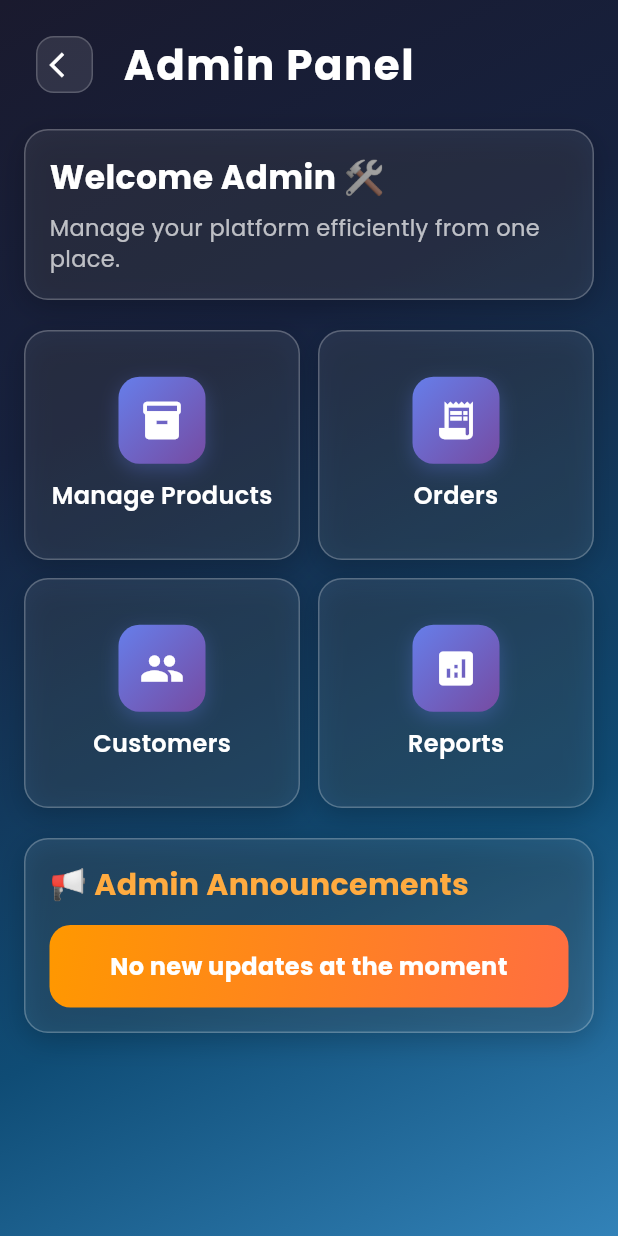
After one commit to Taha1707/AspireEdge, a Flutter app: the AdminHomePage screen opened directly, on a phone screen of 412 x 824 dp. The commit adds this screen. Run offline on Flutter 3.47's test engine with Material 3 defaults, Android fonts, the phone set to English and light mode, and no system bars; our stand-ins replace cloud_firestore, firebase_auth, firebase_core, flutter_staggered_animations, google_fonts; accounts and stored records are empty.

Commit message:
Added Auth

```diff
--- /dev/null
+++ b/lib/admin/admin_home.dart
@@ -0,0 +1,240 @@
+import 'package:flutter/material.dart';
+import 'package:google_fonts/google_fonts.dart';
+
+class AdminHomePage extends StatefulWidget {
+  const AdminHomePage({super.key});
+
+  @override
+  State<AdminHomePage> createState() => _AdminHomePageState();
+}
+
+class _AdminHomePageState extends State<AdminHomePage> {
+  @override
+  Widget build(BuildContext context) {
+    return Scaffold(
+      backgroundColor: Colors.black,
+      body: Stack(
+        children: [
+          // Gradient background (same as Contact page)
+          Container(
+            decoration: const BoxDecoration(
+              gradient: LinearGradient(
+                colors: [
+                  Color(0xFF1A1A2E),
+                  Color(0xFF16213E),
+                  Color(0xFF0F4C75),
+                  Color(0xFF3282B8),
+                ],
+                begin: Alignment.topLeft,
+                end: Alignment.bottomRight,
+                stops: [0.0, 0.3, 0.7, 1.0],
+              ),
+            ),
+          ),
+          SafeArea(
+            child: SingleChildScrollView(
+              padding: const EdgeInsets.all(16),
+              child: Column(
+                crossAxisAlignment: CrossAxisAlignment.start,
+                children: [
+                  _buildHeader(),
+                  const SizedBox(height: 16),
+                  _buildDashboardCard(),
+                  const SizedBox(height: 20),
+                  _buildFeatureGrid(),
+                  const SizedBox(height: 20),
+                  _buildAnnouncementsCard(),
+                ],
+              ),
+            ),
+          ),
+        ],
+      ),
+    );
+  }
+
+  Widget _buildHeader() {
+    return Row(
+      children: [
+        IconButton(
+          onPressed: () {
+            Navigator.pop(context);
+          },
+          icon: Container(
+            padding: const EdgeInsets.all(8),
+            decoration: BoxDecoration(
+              color: Colors.white.withOpacity(0.1),
+              borderRadius: BorderRadius.circular(12),
+              border: Border.all(color: Colors.white.withOpacity(0.2), width: 1),
+            ),
+            child: const Icon(Icons.arrow_back_ios, color: Colors.white, size: 20),
+          ),
+        ),
+        const SizedBox(width: 12),
+        Text(
+          "Admin Panel",
+          style: GoogleFonts.poppins(
+            color: Colors.white,
+            fontSize: 28,
+            fontWeight: FontWeight.bold,
+            letterSpacing: 1,
+          ),
+        ),
+      ],
+    );
+  }
+
+  Widget _cardWrapper({required Widget child}) {
+    return Container(
+      decoration: BoxDecoration(
+        color: Colors.white.withOpacity(0.08),
+        borderRadius: BorderRadius.circular(16),
+        border: Border.all(color: Colors.white24),
+        boxShadow: [
+          BoxShadow(
+            color: Colors.black.withOpacity(0.2),
+            blurRadius: 15,
+            offset: const Offset(0, 5),
+          ),
+        ],
+      ),
+      padding: const EdgeInsets.all(16),
+      child: child,
+    );
+  }
+
+  Widget _buildDashboardCard() {
+    return _cardWrapper(
+      child: Column(
+        crossAxisAlignment: CrossAxisAlignment.start,
+        children: [
+          Text(
+            "Welcome Admin 🛠",
+            style: GoogleFonts.poppins(
+              fontSize: 22,
+              fontWeight: FontWeight.bold,
+              color: Colors.white,
+            ),
+          ),
+          const SizedBox(height: 6),
+          Text(
+            "Manage your platform efficiently from one place.",
+            style: GoogleFonts.poppins(
+              fontSize: 15,
+              color: Colors.white70,
+            ),
+          ),
+        ],
+      ),
+    );
+  }
+
+  Widget _buildFeatureGrid() {
+    final features = [
+      {"icon": Icons.inventory, "title": "Manage Products", "onTap": () {}},
+      {"icon": Icons.receipt_long, "title": "Orders", "onTap": () {}},
+      {"icon": Icons.people, "title": "Customers", "onTap": () {}},
+      {"icon": Icons.analytics, "title": "Reports", "onTap": () {}},
+    ];
+
+    return GridView.builder(
+      shrinkWrap: true,
+      physics: const NeverScrollableScrollPhysics(),
+      gridDelegate: const SliverGridDelegateWithFixedCrossAxisCount(
+        crossAxisCount: 2,
+        crossAxisSpacing: 12,
+        mainAxisSpacing: 12,
+        childAspectRatio: 1.2,
+      ),
+      itemCount: features.length,
+      itemBuilder: (context, index) {
+        return _featureCard(
+          icon: features[index]["icon"] as IconData,
+          title: features[index]["title"] as String,
+          onTap: features[index]["onTap"] as VoidCallback,
+        );
+      },
+    );
+  }
+
+  Widget _featureCard({required IconData icon, required String title, required VoidCallback onTap}) {
+    return GestureDetector(
+      onTap: onTap,
+      child: _cardWrapper(
+        child: Column(
+          mainAxisAlignment: MainAxisAlignment.center,
+          children: [
+            Container(
+              padding: const EdgeInsets.all(14),
+              decoration: BoxDecoration(
+                gradient: const LinearGradient(
+                  colors: [Color(0xFF667EEA), Color(0xFF764BA2)],
+                  begin: Alignment.topLeft,
+                  end: Alignment.bottomRight,
+                ),
+                borderRadius: BorderRadius.circular(14),
+                boxShadow: [
+                  BoxShadow(
+                    color: const Color(0xFF667EEA).withOpacity(0.3),
+                    blurRadius: 10,
+                    offset: const Offset(0, 4),
+                  ),
+                ],
+              ),
+              child: Icon(icon, color: Colors.white, size: 30),
+            ),
+            const SizedBox(height: 10),
+            Text(
+              title,
+              style: GoogleFonts.poppins(
+                fontSize: 16,
+                fontWeight: FontWeight.w600,
+                color: Colors.white,
+              ),
+            ),
+          ],
+        ),
+      ),
+    );
+  }
+
+  Widget _buildAnnouncementsCard() {
+    return _cardWrapper(
+      child: Column(
+        crossAxisAlignment: CrossAxisAlignment.start,
+        children: [
+          Text(
+            "📢 Admin Announcements",
+            style: GoogleFonts.poppins(
+              fontSize: 20,
+              fontWeight: FontWeight.bold,
+              color: Colors.orangeAccent,
+            ),
+          ),
+          const SizedBox(height: 12),
+          Container(
+            width: double.infinity,
+            padding: const EdgeInsets.all(16),
+            decoration: BoxDecoration(
+              gradient: const LinearGradient(
+                colors: [Colors.orange, Colors.deepOrangeAccent],
+                begin: Alignment.topLeft,
+                end: Alignment.bottomRight,
+              ),
+              borderRadius: BorderRadius.circular(14),
+            ),
+            child: Text(
+              "No new updates at the moment",
+              textAlign: TextAlign.center,
+              style: GoogleFonts.poppins(
+                fontSize: 16,
+                fontWeight: FontWeight.bold,
+                color: Colors.white,
+              ),
+            ),
+          ),
+        ],
+      ),
+    );
+  }
+}
--- a/lib/pages/login_page.dart
+++ b/lib/pages/login_page.dart
@@ -1,5 +1,6 @@
 import 'package:auth_reset_pass/pages/home_page.dart';
 import 'package:auth_reset_pass/pages/signup_page.dart';
+import 'package:auth_reset_pass/services/auth&role_check_page.dart';
 import 'package:firebase_auth/firebase_auth.dart';
 import 'package:flutter/material.dart';
 
@@ -280,7 +281,7 @@ class _LoginPageState extends State<LoginPage> {
         ScaffoldMessenger.of(
           context,
         ).showSnackBar(SnackBar(content: Text("Login Successfully")));
-        Navigator.pushReplacement(context, MaterialPageRoute(builder: (context) => HomePage()));
+        Navigator.pushReplacement(context, MaterialPageRoute(builder: (context) => Auth_Role_Check()));
       } else {
         ScaffoldMessenger.of(
           context,
--- a/lib/pages/signup_page.dart
+++ b/lib/pages/signup_page.dart
@@ -1,5 +1,6 @@
 import 'package:auth_reset_pass/pages/home_page.dart';
 import 'package:auth_reset_pass/pages/login_page.dart';
+import 'package:auth_reset_pass/services/auth&role_check_page.dart';
 import 'package:cloud_firestore/cloud_firestore.dart';
 import 'package:firebase_auth/firebase_auth.dart';
 import 'package:flutter/material.dart';
@@ -25,6 +26,7 @@ class _SignUpPageState extends State<SignUpPage> {
   String? email = "";
   String? password = "";
   String? phone = "";
+  String? role = "user";
   String? tier;
 
   bool _isObscure = true;
@@ -384,6 +386,7 @@ class _SignUpPageState extends State<SignUpPage> {
             "email": email,
             "phone": phone,
             "tier": tier,
+            "role": role,
             "createdAt": FieldValue.serverTimestamp(),
           });
         }
@@ -394,7 +397,7 @@ class _SignUpPageState extends State<SignUpPage> {
 
         Navigator.pushReplacement(
           context,
-          MaterialPageRoute(builder: (context) => HomePage()),
+          MaterialPageRoute(builder: (context) => Auth_Role_Check()),
         );
 
         clearData();
--- /dev/null
+++ b/lib/services/auth&role_check_page.dart
@@ -0,0 +1,91 @@
+import 'package:flutter/material.dart';
+import 'package:firebase_auth/firebase_auth.dart';
+import 'package:cloud_firestore/cloud_firestore.dart';
+
+import '../admin/admin_home.dart';
+import '../pages/home_page.dart';
+import '../pages/login_page.dart';
+
+
+class Auth_Role_Check extends StatelessWidget {
+  const Auth_Role_Check({super.key});
+
+  @override
+  Widget build(BuildContext context) {
+    return FutureBuilder(
+      future: AuthRoleNavigator.navigateBasedOnRole(context, returnWidget: true),
+      builder: (context, snapshot) {
+        if (snapshot.connectionState == ConnectionState.waiting) {
+          return const Scaffold(
+            body: Center(child: CircularProgressIndicator()),
+          );
+        }
+        return snapshot.data ?? const LoginPage(); // default fallback
+      },
+    );
+  }
+}
+
+
+class AuthRoleNavigator {
+  static Future<Widget?> navigateBasedOnRole(
+      BuildContext context, {
+        bool returnWidget = false,
+      }) async {
+    final user = FirebaseAuth.instance.currentUser;
+
+    if (user == null) {
+      debugPrint("🚫 No user found, navigating to LoginPage.");
+      if (returnWidget) return const LoginPage();
+      Navigator.pushReplacement(
+        context,
+        MaterialPageRoute(builder: (_) => const LoginPage()),
+      );
+      return null;
+    }
+
+    try {
+      debugPrint("🔄 Fetching role for UID: ${user.uid}");
+
+      final doc = await FirebaseFirestore.instance
+          .collection('users')
+          .doc(user.uid)
+          .get(const GetOptions(source: Source.server));
+
+      if (!doc.exists) {
+        debugPrint("❌ No document found for UID: ${user.uid}");
+      } else {
+        debugPrint("✅ Document exists: ${doc.data()}");
+      }
+
+      final role = doc.data()?['role'];
+      debugPrint("🎯 Final fetched role: $role");
+
+      if (returnWidget) {
+        return (role == 'admin')
+            ? const AdminHomePage()
+            : const HomePage();
+      }
+
+      Navigator.pushReplacement(
+        context,
+        MaterialPageRoute(
+          builder: (_) => (role == 'admin')
+              ? const AdminHomePage()
+              : const HomePage(),
+        ),
+      );
+
+      return null;
+    } catch (e, st) {
+      debugPrint("🔥 Error fetching role: $e");
+      debugPrint("Stack trace: $st");
+      if (returnWidget) return const LoginPage();
+      Navigator.pushReplacement(
+        context,
+        MaterialPageRoute(builder: (_) => const LoginPage()),
+      );
+      return null;
+    }
+  }
+}
```
